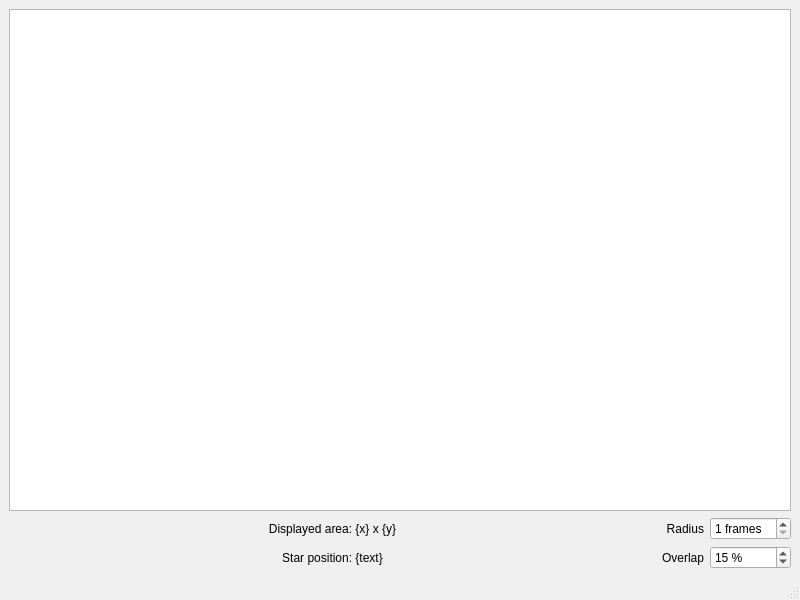
First picture: the form in assets/uis/spiral_search.ui, repository janis-hag/kalao-ics, before the edit.
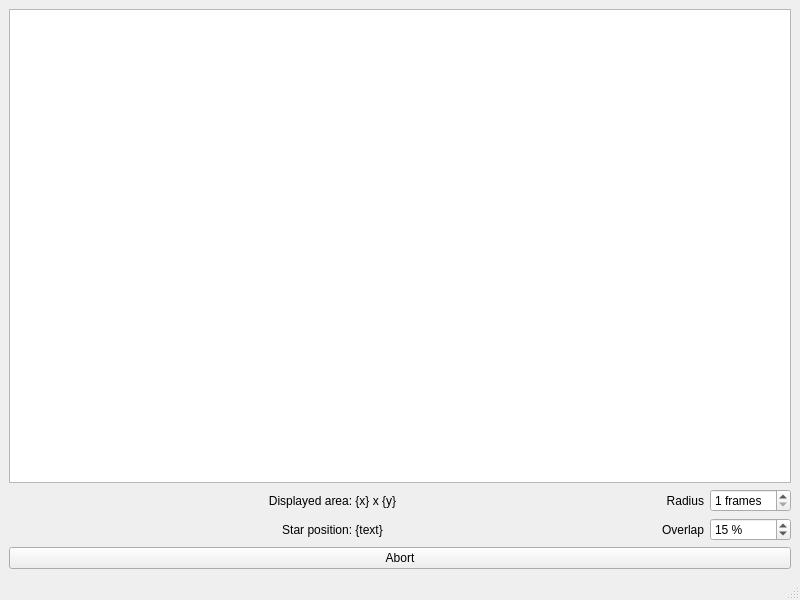
Second picture: the form after the edit. Icons and pictures are not drawn. Custom widgets are drawn as their Qt base class.

The edit to the form file:
```diff
--- a/assets/uis/spiral_search.ui
+++ b/assets/uis/spiral_search.ui
@@ -87,6 +87,17 @@
       </property>
      </widget>
     </item>
+    <item row="3" column="0" colspan="3">
+     <widget class="QPushButton" name="abort_button">
+      <property name="text">
+       <string>Abort</string>
+      </property>
+      <property name="icon">
+       <iconset resource="../assets.qrc">
+        <normaloff>:/assets/icons/emblem-error.svg</normaloff>:/assets/icons/emblem-error.svg</iconset>
+      </property>
+     </widget>
+    </item>
    </layout>
   </widget>
   <widget class="QMenuBar" name="menubar">
```
Left out of the diff: 50 changed lines with no effect on the pictures.
